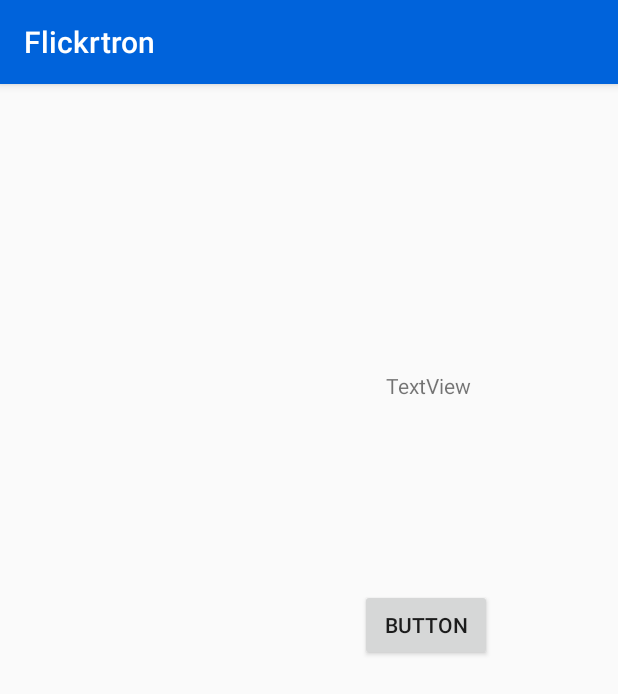
After one commit to cpark11/final-project-pineco, an Android app: the VerifyActivity screen opened directly, with no data from a screen before it, on a phone screen of 412 x 824 dp. The commit adds this screen. Shown: the top 694 px of the screen. Run offline under Robolectric (Android 15) with nearby library versions, the phone set to English and light mode, and no system bars; 1 statement that could not run was skipped.

Commit message:
added verify activity

```diff
--- a/app/src/main/AndroidManifest.xml
+++ b/app/src/main/AndroidManifest.xml
@@ -30,9 +30,8 @@
                 <category android:name="android.intent.category.LAUNCHER" />
             </intent-filter>
         </activity>
-        <activity
-            android:name=".MainActivity"
-        ></activity>
+        <activity android:name=".MainActivity" />
+        <activity android:name=".VerifyActivity"></activity>
     </application>
 
 </manifest>
--- a/app/src/main/java/com/pineco/flickrtron/LoginActivity.java
+++ b/app/src/main/java/com/pineco/flickrtron/LoginActivity.java
@@ -163,9 +163,8 @@ public class LoginActivity extends AppCompatActivity {
                 Log.d("myHash",AUTH_URL+frob+"&api_sig="+hashtext);
                 WebView myWebView = (WebView) findViewById(R.id.webview);
                 myWebView.loadUrl(AUTH_URL+frob+"&api_sig="+hashtext);
-                //Intent browserIntent = new Intent(Intent.ACTION_VIEW, Uri.parse(AUTH_URL+frob+"&api_sig="+hashtext));
-                //startActivity(browserIntent);
-                Intent intent = new Intent(getApplicationContext(),MainActivity.class);
+                Intent intent = new Intent(getApplicationContext(),VerifyActivity.class);
+                intent.putExtra("frob",frob);
                 startActivity(intent);
             }
             catch(Exception e) {
--- /dev/null
+++ b/app/src/main/java/com/pineco/flickrtron/VerifyActivity.java
@@ -0,0 +1,104 @@
+package com.pineco.flickrtron;
+
+import android.content.Intent;
+import android.os.AsyncTask;
+import android.support.v7.app.AppCompatActivity;
+import android.os.Bundle;
+import android.util.Log;
+import android.webkit.WebView;
+import android.widget.Button;
+import android.widget.TextView;
+
+import java.io.BufferedReader;
+import java.io.InputStreamReader;
+import java.math.BigInteger;
+import java.net.HttpURLConnection;
+import java.net.URL;
+import java.security.MessageDigest;
+
+public class VerifyActivity extends AppCompatActivity {
+    private TextView alertMessage;
+    private Button button;
+    private String frob;
+    static final String SECRET = "93398852639b6343";
+    static final String API_KEY = "379c73dfd6eede56394f7dc6ab60921a";
+    static final String TOKEN_URL = "http://flickr.com/services/rest/?method=flickr.auth.getToken";
+    @Override
+    protected void onCreate(Bundle savedInstanceState) {
+        super.onCreate(savedInstanceState);
+        setContentView(R.layout.activity_verify);
+        alertMessage = (TextView)findViewById(R.id.textView);
+        button = (Button)findViewById(R.id.button);
+        frob = getIntent().getStringExtra("frob");
+        new CheckAuth().execute();
+
+    }
+    class CheckAuth extends AsyncTask<Void, Void, String> {
+
+        private Exception exception;
+        protected void onPreExecute() {
+
+        }
+
+        protected String doInBackground(Void... urls) {
+
+            try {
+                String plaintext = SECRET+"api_key379c73dfd6eede56394f7dc6ab60921afrob"+frob+"methodflickr.auth.getToken";
+                MessageDigest m = MessageDigest.getInstance("MD5");
+                m.update(plaintext.getBytes());
+                byte[] digest = m.digest();
+                BigInteger bigInt = new BigInteger(1,digest);
+                String hashtext = bigInt.toString(16);
+                while(hashtext.length() < 32 ){
+                    hashtext = "0"+hashtext;
+                }
+                URL url = new URL(TOKEN_URL+"&api_key="+API_KEY+"&frob="+frob+"&api_sig="+hashtext);
+                HttpURLConnection urlConnection = (HttpURLConnection) url.openConnection();
+                try {
+                    BufferedReader bufferedReader = new BufferedReader(new InputStreamReader(urlConnection.getInputStream()));
+                    StringBuilder stringBuilder = new StringBuilder();
+                    String line;
+                    while ((line = bufferedReader.readLine()) != null) {
+                        stringBuilder.append(line).append("\n");
+                    }
+                    bufferedReader.close();
+                    return stringBuilder.toString();
+                }
+                finally{
+                    urlConnection.disconnect();
+                }
+            }
+            catch(Exception e) {
+                Log.e("ERROR", e.getMessage(), e);
+                return null;
+            }
+        }
+
+        protected void onPostExecute(String response) {
+            if(response == null) {
+                response = "THERE WAS AN ERROR";
+            }
+            Log.i("INFO", response);
+            try {
+                String[] rspLines = response.split("\n");
+                String frob = rspLines[2].substring(6,rspLines[2].length()-7);
+                String plaintext = SECRET+"api_key379c73dfd6eede56394f7dc6ab60921afrob"+frob+"permswrite";
+                MessageDigest m = MessageDigest.getInstance("MD5");
+                m.update(plaintext.getBytes());
+                byte[] digest = m.digest();
+                BigInteger bigInt = new BigInteger(1,digest);
+                String hashtext = bigInt.toString(16);
+                while(hashtext.length() < 32 ){
+                    hashtext = "0"+hashtext;
+                }
+
+            }
+            catch(Exception e) {
+                Log.e("ERROR", e.getMessage(), e);
+                return;
+            }
+
+
+        }
+    }
+}
--- /dev/null
+++ b/app/src/main/res/layout/activity_verify.xml
@@ -0,0 +1,33 @@
+<?xml version="1.0" encoding="utf-8"?>
+<RelativeLayout xmlns:android="http://schemas.android.com/apk/res/android"
+    xmlns:tools="http://schemas.android.com/tools"
+    android:id="@+id/activity_verify"
+    android:layout_width="match_parent"
+    android:layout_height="match_parent"
+    android:paddingBottom="@dimen/activity_vertical_margin"
+    android:paddingLeft="@dimen/activity_horizontal_margin"
+    android:paddingRight="@dimen/activity_horizontal_margin"
+    android:paddingTop="@dimen/activity_vertical_margin"
+    tools:context="com.pineco.flickrtron.VerifyActivity">
+
+    <TextView
+        android:text="TextView"
+        android:layout_width="wrap_content"
+        android:layout_height="wrap_content"
+        android:layout_alignParentTop="true"
+        android:layout_alignParentStart="true"
+        android:layout_marginStart="241dp"
+        android:layout_marginTop="175dp"
+        android:id="@+id/textView" />
+
+    <Button
+        android:text="Button"
+        android:layout_width="wrap_content"
+        android:layout_height="wrap_content"
+        android:layout_marginStart="224dp"
+        android:layout_marginTop="126dp"
+        android:id="@+id/button2"
+        android:layout_below="@+id/textView"
+        android:layout_alignParentStart="true"
+        tools:text="Go" />
+</RelativeLayout>
```
